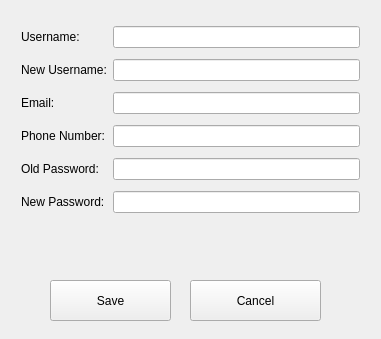
Before: the Qt Designer form account_settings.ui in allenh1/timefuse-client, drawn with Qt 5.
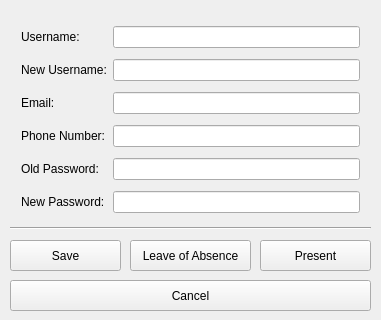
After: the same form once the commit is applied.

Commit message: finished leave of absence

Diff of the .ui file:
```diff
--- a/account_settings.ui
+++ b/account_settings.ui
@@ -7,7 +7,7 @@
     <x>0</x>
     <y>0</y>
     <width>381</width>
-    <height>339</height>
+    <height>320</height>
    </rect>
   </property>
   <property name="windowTitle">
@@ -88,10 +88,10 @@
   <widget class="QPushButton" name="save_changes">
    <property name="geometry">
     <rect>
-     <x>50</x>
-     <y>280</y>
-     <width>121</width>
-     <height>41</height>
+     <x>10</x>
+     <y>240</y>
+     <width>111</width>
+     <height>31</height>
     </rect>
    </property>
    <property name="text">
@@ -101,16 +101,55 @@
   <widget class="QPushButton" name="cancel_button">
    <property name="geometry">
     <rect>
-     <x>190</x>
+     <x>10</x>
      <y>280</y>
-     <width>131</width>
-     <height>41</height>
+     <width>361</width>
+     <height>31</height>
     </rect>
    </property>
    <property name="text">
     <string>Cancel</string>
    </property>
   </widget>
+  <widget class="QPushButton" name="leave_of_absence">
+   <property name="geometry">
+    <rect>
+     <x>130</x>
+     <y>240</y>
+     <width>121</width>
+     <height>31</height>
+    </rect>
+   </property>
+   <property name="text">
+    <string>Leave of Absence</string>
+   </property>
+  </widget>
+  <widget class="QPushButton" name="present">
+   <property name="geometry">
+    <rect>
+     <x>260</x>
+     <y>240</y>
+     <width>111</width>
+     <height>31</height>
+    </rect>
+   </property>
+   <property name="text">
+    <string>Present</string>
+   </property>
+  </widget>
+  <widget class="Line" name="line">
+   <property name="geometry">
+    <rect>
+     <x>10</x>
+     <y>220</y>
+     <width>361</width>
+     <height>16</height>
+    </rect>
+   </property>
+   <property name="orientation">
+    <enum>Qt::Horizontal</enum>
+   </property>
+  </widget>
  </widget>
  <layoutdefault spacing="6" margin="11"/>
  <resources/>
```
Left out of the diff: 4 changed lines with no effect on the pictures. The commit also changes 2 other files.
